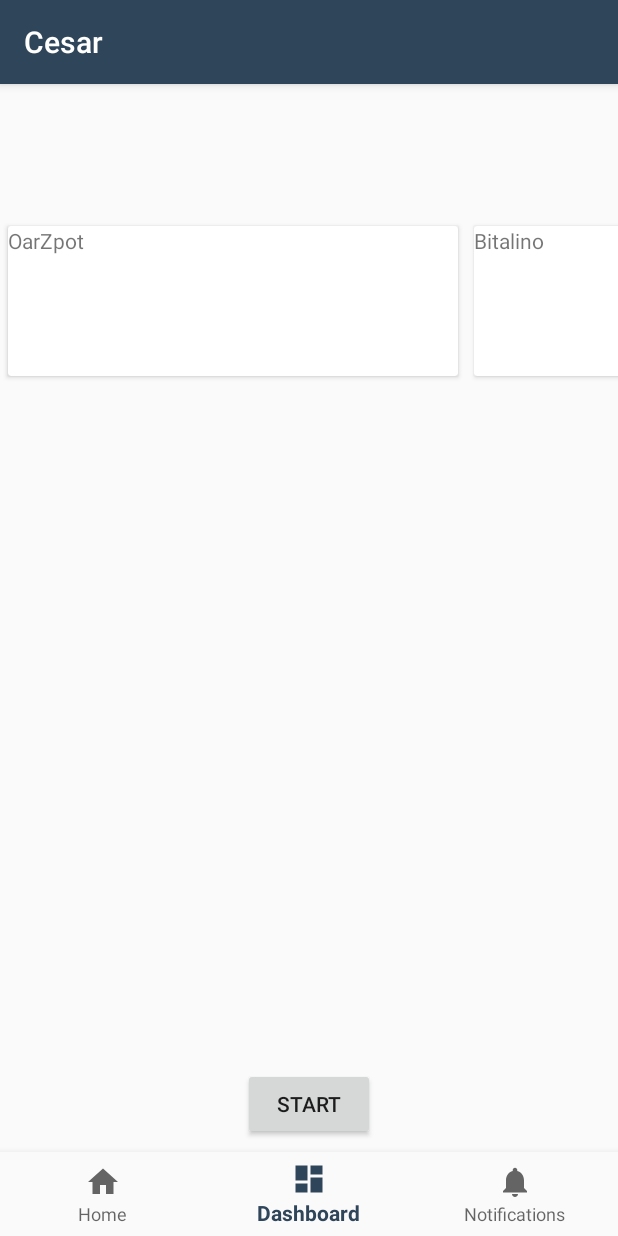
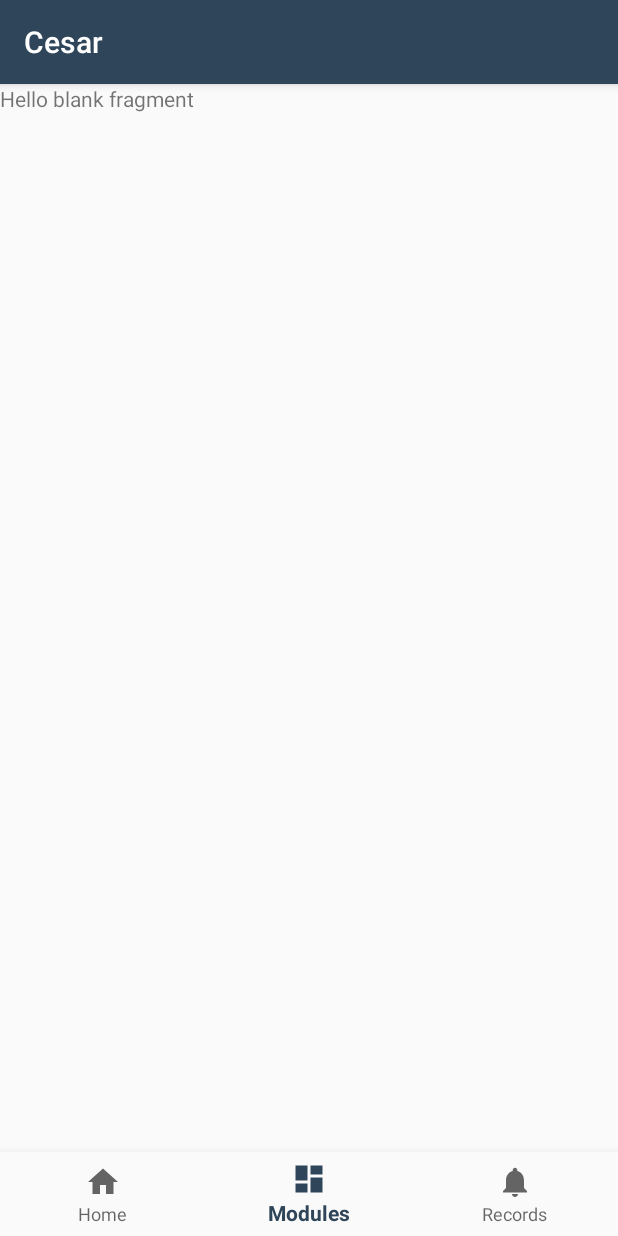
Before and after one commit to Perelan/Master, an Android app: the screen it shows after launch (MainActivity), item 2 of the bottom bar chosen, on a phone screen of 412 x 824 dp. Run offline under Robolectric (Android 15) with nearby library versions, the phone set to English and light mode, and no system bars; our stand-ins replace Room's generated code.

Commit message:
feat: inject appropriate fragment on the dashboard

```diff
--- a/Cesar/app/build.gradle
+++ b/Cesar/app/build.gradle
@@ -40,6 +40,7 @@ dependencies {
 
     implementation 'androidx.vectordrawable:vectordrawable:1.0.1'
 
+    implementation 'androidx.legacy:legacy-support-v4:1.0.0-alpha1'
     testImplementation 'junit:junit:4.12'
     androidTestImplementation 'androidx.test:runner:1.1.0'
     androidTestImplementation 'androidx.test.espresso:espresso-core:3.1.0'
--- a/Cesar/app/src/main/java/no/uio/cesar/MainActivity.java
+++ b/Cesar/app/src/main/java/no/uio/cesar/MainActivity.java
@@ -16,57 +16,59 @@ import androidx.fragment.app.Fragment;
 import androidx.lifecycle.Observer;
 import androidx.lifecycle.ViewModelProviders;
 import no.uio.cesar.Model.Record;
+import no.uio.cesar.View.Fragments.HomeFragment;
+import no.uio.cesar.View.Fragments.RecordFragment;
 import no.uio.cesar.View.MonitorActivity;
 import no.uio.cesar.ViewModel.RecordViewModel;
 
 public class MainActivity extends AppCompatActivity {
 
-    private TextView mTextMessage;
-
-    Fragment fragment;
-
-    Button mStartButton;
-
     private RecordViewModel recordViewModel;
 
-    private BottomNavigationView.OnNavigationItemSelectedListener mOnNavigationItemSelectedListener
-            = new BottomNavigationView.OnNavigationItemSelectedListener() {
-
-        @Override
-        public boolean onNavigationItemSelected(@NonNull MenuItem item) {
-            switch (item.getItemId()) {
-                case R.id.navigation_home:
-                    mTextMessage.setText(R.string.title_home);
-
-                    return true;
-                case R.id.navigation_dashboard:
-                    mTextMessage.setText(R.string.title_dashboard);
-                    return true;
-                case R.id.navigation_notifications:
-                    mTextMessage.setText(R.string.title_notifications);
-                    return true;
-            }
-            return false;
-        }
-    };
 
     @Override
     protected void onCreate(Bundle savedInstanceState) {
         super.onCreate(savedInstanceState);
         setContentView(R.layout.activity_main);
 
+        // Inject the home fragment initially.
+        commitFragmentTransaction(new HomeFragment());
+
+        BottomNavigationView navigation = findViewById(R.id.navigation);
+        navigation.setOnNavigationItemSelectedListener(item -> {
+
+            Fragment selectedFragment = null;
+
+            switch (item.getItemId()) {
+                case R.id.navigation_home:
+                    selectedFragment = new HomeFragment();
+                    break;
+                case R.id.navigation_dashboard:
+                    selectedFragment = new RecordFragment();
+                    break;
+                case R.id.navigation_notifications:
+                    selectedFragment = new RecordFragment();
+                    break;
+            }
+
+            commitFragmentTransaction(selectedFragment);
+
+            return true;
+        });
+
         recordViewModel = ViewModelProviders.of(this).get(RecordViewModel.class);
         recordViewModel.getAllRecords().observe(this, records -> {
             System.out.println(">>> new data");
 
         });
+    }
 
-        mTextMessage = findViewById(R.id.message);
-        BottomNavigationView navigation = findViewById(R.id.navigation);
-        navigation.setOnNavigationItemSelectedListener(mOnNavigationItemSelectedListener);
+    private void commitFragmentTransaction(Fragment fragment) {
+        getSupportFragmentManager()
+                .beginTransaction()
+                .replace(R.id.fragment_container, fragment)
+                .commit();
+    }
 
-        mStartButton = findViewById(R.id.start_monitor);
-        mStartButton.setOnClickListener(view ->
-                startActivity(new Intent(this, MonitorActivity.class)));
-    }
+
 }
--- a/Cesar/app/src/main/java/no/uio/cesar/Model/RecordDatabase.java
+++ b/Cesar/app/src/main/java/no/uio/cesar/Model/RecordDatabase.java
@@ -53,8 +53,6 @@ public abstract class RecordDatabase extends RoomDatabase {
         @Override
         protected Void doInBackground(Void... voids) {
 
-            System.out.println("HERE");
-
             ArrayList<Sample> hr = new ArrayList<>();
             hr.add(new Sample(100, new Date()));
 
--- a/Cesar/app/src/main/java/no/uio/cesar/View/Fragments/HomeFragment.java
+++ b/Cesar/app/src/main/java/no/uio/cesar/View/Fragments/HomeFragment.java
@@ -9,7 +9,6 @@ import android.view.ViewGroup;
 import java.util.ArrayList;
 
 import androidx.fragment.app.Fragment;
-import androidx.recyclerview.widget.LinearLayoutManager;
 import androidx.recyclerview.widget.RecyclerView;
 import no.uio.cesar.R;
 
@@ -36,7 +35,7 @@ public class HomeFragment extends Fragment {
 
         View v = inflater.inflate(R.layout.fragment_home, container, false);
 
-        mDummyData = new ArrayList<>();
+        /*mDummyData = new ArrayList<>();
 
         mDummyData.add(new Sensor("OarZpot"));
         mDummyData.add(new Sensor("Bitalino"));
@@ -48,7 +47,7 @@ public class HomeFragment extends Fragment {
 
         mAdapter = new DeviceAdapter(mDummyData);
 
-        mRecyclerView.setAdapter(mAdapter);
+        mRecyclerView.setAdapter(mAdapter);*/
 
         return v;
     }
--- /dev/null
+++ b/Cesar/app/src/main/java/no/uio/cesar/View/Fragments/RecordFragment.java
@@ -0,0 +1,32 @@
+package no.uio.cesar.View.Fragments;
+
+
+import android.os.Bundle;
+
+import androidx.fragment.app.Fragment;
+
+import android.view.LayoutInflater;
+import android.view.View;
+import android.view.ViewGroup;
+
+import no.uio.cesar.R;
+
+/**
+ * A simple {@link Fragment} subclass.
+ */
+public class RecordFragment extends Fragment {
+
+
+    public RecordFragment() {
+        // Required empty public constructor
+    }
+
+
+    @Override
+    public View onCreateView(LayoutInflater inflater, ViewGroup container,
+                             Bundle savedInstanceState) {
+        // Inflate the layout for this fragment
+        return inflater.inflate(R.layout.fragment_record, container, false);
+    }
+
+}
--- a/Cesar/app/src/main/res/layout/activity_main.xml
+++ b/Cesar/app/src/main/res/layout/activity_main.xml
@@ -1,5 +1,5 @@
 <?xml version="1.0" encoding="utf-8"?>
-<androidx.constraintlayout.widget.ConstraintLayout
+<RelativeLayout
     xmlns:android="http://schemas.android.com/apk/res/android"
     xmlns:app="http://schemas.android.com/apk/res-auto"
     xmlns:tools="http://schemas.android.com/tools"
@@ -8,58 +8,22 @@
     android:layout_height="match_parent"
     tools:context=".MainActivity">
 
-    <TextView
-        android:id="@+id/message"
-        android:layout_width="wrap_content"
-        android:layout_height="wrap_content"
-        android:layout_marginLeft="@dimen/activity_horizontal_margin"
-        android:layout_marginTop="@dimen/activity_vertical_margin"
-        android:text="@string/title_home"
-        android:visibility="gone"
-        app:layout_constraintLeft_toLeftOf="parent"
-        app:layout_constraintTop_toTopOf="parent"/>
+
+    <FrameLayout
+        android:id="@+id/fragment_container"
+        android:layout_width="match_parent"
+        android:layout_height="match_parent"
+        android:layout_above="@+id/navigation"
+        >
+
+    </FrameLayout>
 
     <com.google.android.material.bottomnavigation.BottomNavigationView
         android:id="@+id/navigation"
-        android:layout_width="0dp"
+        android:layout_width="match_parent"
         android:layout_height="wrap_content"
-        android:layout_marginStart="0dp"
-        android:layout_marginEnd="0dp"
+        android:layout_alignParentBottom="true"
         android:background="?android:attr/windowBackground"
-        app:layout_constraintBottom_toBottomOf="parent"
-        app:layout_constraintLeft_toLeftOf="parent"
-        app:layout_constraintRight_toRightOf="parent"
         app:menu="@menu/navigation"/>
 
-    <fragment
-        android:id="@+id/fragment"
-        android:name="no.uio.cesar.View.Fragments.HomeFragment"
-        android:layout_width="wrap_content"
-        android:layout_height="wrap_content"
-        android:layout_marginStart="8dp"
-        android:layout_marginLeft="8dp"
-        android:layout_marginTop="8dp"
-        android:layout_marginEnd="8dp"
-        android:layout_marginRight="8dp"
-        android:layout_marginBottom="8dp"
-        app:layout_constraintBottom_toTopOf="@+id/start_monitor"
-        app:layout_constraintEnd_toEndOf="parent"
-        app:layout_constraintStart_toStartOf="parent"
-        app:layout_constraintTop_toTopOf="parent"
-        app:layout_constraintVertical_bias="0.154"/>
-
-    <Button
-        android:id="@+id/start_monitor"
-        android:layout_width="wrap_content"
-        android:layout_height="wrap_content"
-        android:layout_marginStart="8dp"
-        android:layout_marginLeft="8dp"
-        android:layout_marginEnd="8dp"
-        android:layout_marginRight="8dp"
-        android:layout_marginBottom="8dp"
-        android:text="Start"
-        app:layout_constraintBottom_toTopOf="@+id/navigation"
-        app:layout_constraintEnd_toEndOf="parent"
-        app:layout_constraintStart_toStartOf="parent"/>
-
-</androidx.constraintlayout.widget.ConstraintLayout>
+</RelativeLayout>
--- a/Cesar/app/src/main/res/layout/fragment_home.xml
+++ b/Cesar/app/src/main/res/layout/fragment_home.xml
@@ -3,6 +3,7 @@
              xmlns:tools="http://schemas.android.com/tools"
              android:layout_width="match_parent"
              android:layout_height="match_parent"
+             android:background="@color/design_default_color_primary_dark"
              tools:context=".View.Fragments.HomeFragment">
 
     <!-- TODO: Update blank fragment layout -->
--- /dev/null
+++ b/Cesar/app/src/main/res/layout/fragment_record.xml
@@ -0,0 +1,14 @@
+<?xml version="1.0" encoding="utf-8"?>
+<FrameLayout xmlns:android="http://schemas.android.com/apk/res/android"
+    xmlns:tools="http://schemas.android.com/tools"
+    android:layout_width="match_parent"
+    android:layout_height="match_parent"
+    tools:context=".View.Fragments.RecordFragment">
+
+    <!-- TODO: Update blank fragment layout -->
+    <TextView
+        android:layout_width="match_parent"
+        android:layout_height="match_parent"
+        android:text="@string/hello_blank_fragment" />
+
+</FrameLayout>
--- a/Cesar/app/src/main/res/menu/navigation.xml
+++ b/Cesar/app/src/main/res/menu/navigation.xml
@@ -9,11 +9,11 @@
     <item
         android:id="@+id/navigation_dashboard"
         android:icon="@drawable/ic_dashboard_black_24dp"
-        android:title="@string/title_dashboard"/>
+        android:title="Modules"/>
 
     <item
         android:id="@+id/navigation_notifications"
         android:icon="@drawable/ic_notifications_black_24dp"
-        android:title="@string/title_notifications"/>
+        android:title="Records"/>
 
 </menu>
```
